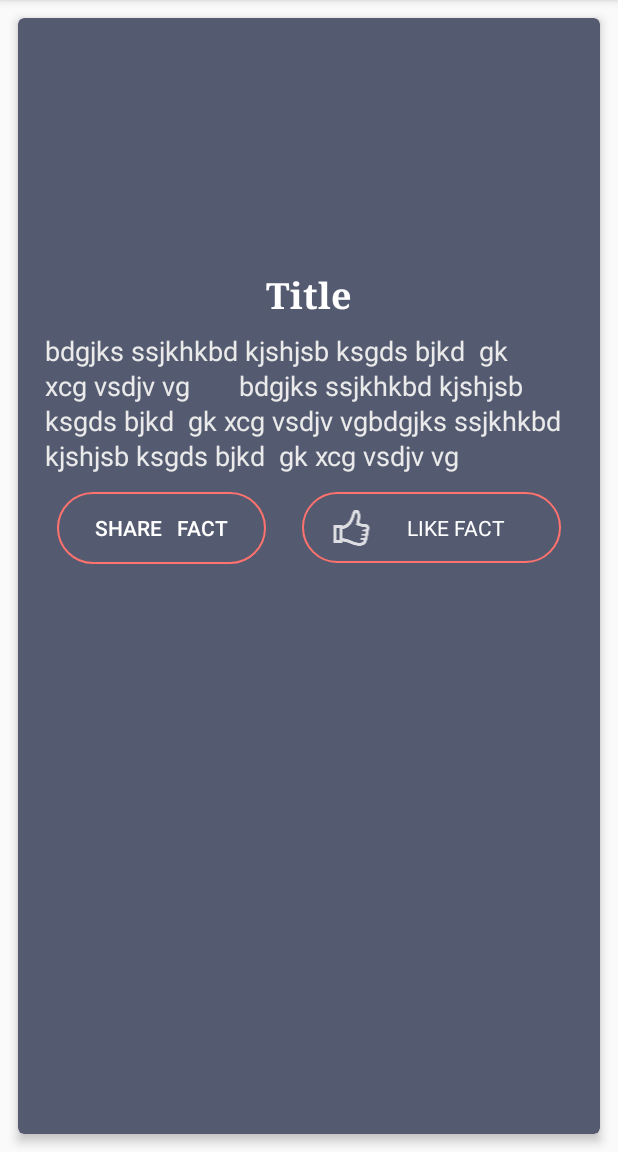
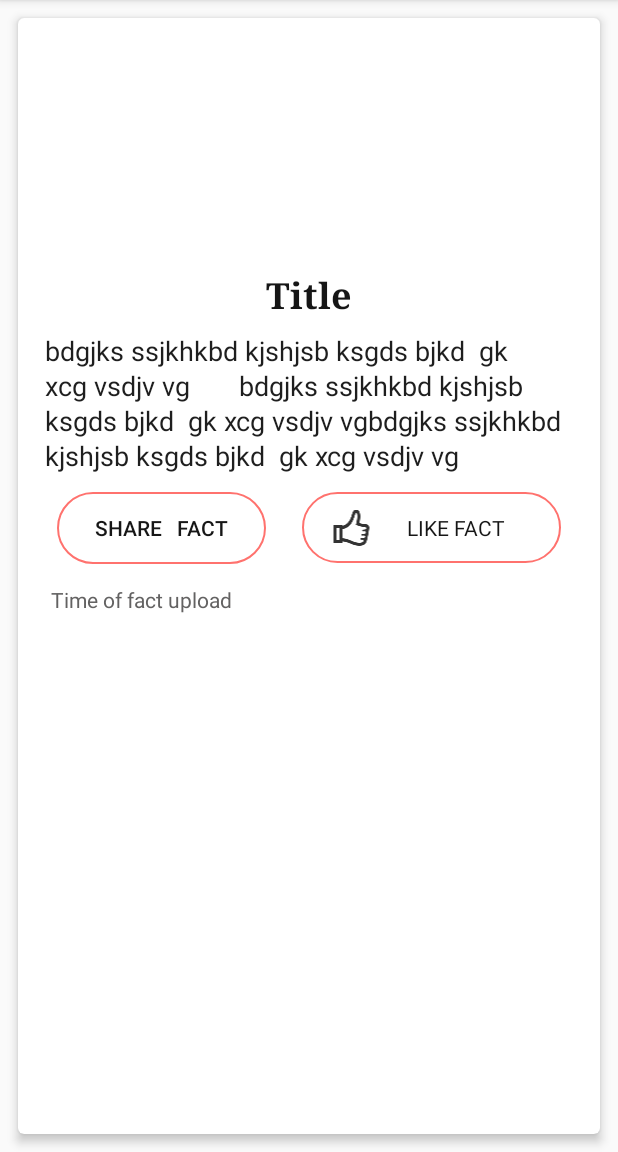
Before and after one commit to GameFever20/HealthFact, an Android app: the fragment HealthFactFragment shown on its own in the app's theme, on a phone screen of 412 x 824 dp, the part 84-1236 px from its top. Run offline under Robolectric (Android 15) with nearby library versions, the phone set to English and light mode, and no system bars; our stand-ins replace Firebase (no records; nobody signed in at launch, a user with empty details on screens opened directly); libraries missing offline, so code that uses them is left out: com.crashlytics.android, com.firebase.ui; pictures from the network do not load; 5 statements that could not run were skipped.

```diff
--- a/app/src/main/java/app/healthfact/craftystudio/healthfact/HealthFactFragment.java
+++ b/app/src/main/java/app/healthfact/craftystudio/healthfact/HealthFactFragment.java
@@ -24,6 +24,9 @@ import android.widget.TextView;
 
 import com.bumptech.glide.Glide;
 import com.bumptech.glide.load.engine.DiskCacheStrategy;
+import com.crashlytics.android.answers.Answers;
+import com.crashlytics.android.answers.ContentViewEvent;
+import com.crashlytics.android.answers.CustomEvent;
 import com.firebase.ui.storage.images.FirebaseImageLoader;
 import com.google.android.gms.tasks.OnCompleteListener;
 import com.google.android.gms.tasks.OnFailureListener;
@@ -71,12 +74,12 @@ public class HealthFactFragment extends Fragment {
             this.healthFact = (HealthFact) getArguments().getSerializable("HealthFact");
         }
 
-        /*
+
         Answers.getInstance().logContentView(new ContentViewEvent()
-                .putContentName(story.getStoryTitle())
-                .putContentId(story.getStoryID())
+                .putContentName(healthFact.getmHealthFactTitle())
+                .putContentId(healthFact.getmHealthFactID())
         );
-*/
+
 
     }
 
@@ -92,6 +95,10 @@ public class HealthFactFragment extends Fragment {
 
         TextView healthFull = (TextView) view.findViewById(R.id.fragment_full_description_textview);
         healthFull.setText(healthFact.getmHealthFactFull());
+
+        TextView healthTimeUpload = (TextView) view.findViewById(R.id.fragment_fact_time_textview);
+        healthTimeUpload.setText(healthFact.getmHealthFactDate());
+
 
         //show image
 
@@ -166,6 +173,10 @@ public class HealthFactFragment extends Fragment {
             public void onLikeUpload(boolean isSuccessful) {
                 if (isSuccessful) {
 
+                    Answers.getInstance().logCustom(new CustomEvent("Content Id " + healthFact.getmHealthFactID())
+                            .putCustomAttribute("Likes", healthFact.getmHealthFactTitle()));
+
+
                 } else {
                     // storyLikesText.setText(story.getStoryLikes()+"");
 
@@ -185,7 +196,7 @@ public class HealthFactFragment extends Fragment {
                         new DynamicLink.SocialMetaTagParameters.Builder()
                                 .setTitle(healthFact.getmHealthFactTitle())
                                 .setDescription(healthFact.getmHealthFactTag())
-                                .setImageUrl(Uri.parse("https://firebasestorage.googleapis.com/v0/b/short-story-c4712.appspot.com/o/ssicon.png?alt=media&token=578b3bd8-6ce7-453b-8855-a44c0e16bd78"))
+                                .setImageUrl(Uri.parse(healthFact.getmHealthImageAddress()))
                                 .build())
                 .setGoogleAnalyticsParameters(
                         new DynamicLink.GoogleAnalyticsParameters.Builder()
@@ -216,6 +227,10 @@ public class HealthFactFragment extends Fragment {
 
 
     private void openShareDialog(Uri shortUrl) {
+
+        Answers.getInstance().logCustom(new CustomEvent("Content Id " + healthFact.getmHealthFactID())
+                .putCustomAttribute("Shares", healthFact.getmHealthFactTitle()));
+
         Intent sharingIntent = new Intent(android.content.Intent.ACTION_SEND);
         sharingIntent.setType("text/plain");
 
--- a/app/src/main/java/app/healthfact/craftystudio/healthfact/MainActivity.java
+++ b/app/src/main/java/app/healthfact/craftystudio/healthfact/MainActivity.java
@@ -78,9 +78,6 @@ public class MainActivity extends AppCompatActivity
 
         //progressbar
         progBar = (ProgressBar) findViewById(R.id.progressBar3);
-
-        //Fabric.with(this, new Crashlytics());
-
         fireBaseHandler = new FireBaseHandler();
 
         openDynamicLink();
@@ -565,4 +562,5 @@ public class MainActivity extends AppCompatActivity
     }
 
 
+
 }
--- a/app/src/main/java/utils/AppRater.java
+++ b/app/src/main/java/utils/AppRater.java
@@ -6,6 +6,9 @@ import android.content.Intent;
 import android.content.SharedPreferences;
 import android.net.Uri;
 import android.support.v7.app.AlertDialog;
+
+import com.crashlytics.android.answers.Answers;
+import com.crashlytics.android.answers.CustomEvent;
 
 public class AppRater {
     private final static String APP_TITLE = "Health Facts";// App Name
@@ -61,7 +64,9 @@ public class AppRater {
                                 editor.putBoolean("dontshowagain", true);
                                 editor.commit();
                             }
+
                             dialog.dismiss();
+
 
                             // FIRE ZE MISSILES!
                         }
--- a/app/src/main/res/layout/content_main.xml
+++ b/app/src/main/res/layout/content_main.xml
@@ -13,7 +13,7 @@
         android:id="@+id/mainActivity_viewpager"
         android:layout_width="match_parent"
         android:layout_height="match_parent"
-        android:background="@color/colorDarkBlue"
+        android:background="@color/colorlightwhite"
         android:visibility="visible"></android.support.v4.view.ViewPager>
 
 
--- a/app/src/main/res/layout/fragment_health_fact.xml
+++ b/app/src/main/res/layout/fragment_health_fact.xml
@@ -9,7 +9,7 @@
         android:layout_width="match_parent"
         android:layout_height="match_parent"
         android:layout_margin="12dp"
-        app:cardBackgroundColor="@color/colorGrayBlue"
+        app:cardBackgroundColor="@color/colorwhite"
         app:cardCornerRadius="4dp"
         app:cardElevation="4dp">
 
@@ -38,7 +38,7 @@
                     android:fontFamily="serif"
                     android:text="Title"
                     android:textAlignment="center"
-                    android:textColor="@color/colorwhite"
+                    android:textColor="@color/colorBlack"
                     android:textSize="24dp"
                     android:textStyle="bold" />
 
@@ -51,8 +51,7 @@
                     android:lineSpacingExtra="2dp"
                     android:text="bdgjks ssjkhkbd kjshjsb ksgds bjkd  gk xcg vsdjv vg       bdgjks ssjkhkbd kjshjsb ksgds bjkd  gk xcg vsdjv vgbdgjks ssjkhkbd kjshjsb ksgds bjkd  gk xcg vsdjv vg"
                     android:textAlignment="textStart"
-                    android:textColor="@color/colorlightwhite"
-                    android:textIsSelectable="true"
+                    android:textColor="@color/colorlightblack"
                     android:textSize="18dp" />
 
                 <LinearLayout
@@ -72,7 +71,7 @@
                         android:layout_weight="1"
                         android:background="@drawable/mybutton"
                         android:text="share   Fact"
-                        android:textColor="@color/colorwhite" />
+                        android:textColor="@color/colorBlack" />
 
                     <LinearLayout
                         android:id="@+id/fragment_Like_Linearlayout"
@@ -91,7 +90,7 @@
                             android:layout_marginLeft="8dp"
                             android:layout_marginTop="8dp"
                             android:layout_weight="2"
-                            android:src="@drawable/ic_action_likes" />
+                            android:src="@drawable/ic_action_like" />
 
                         <TextView
                             android:id="@+id/fragment_like_textview"
@@ -103,13 +102,27 @@
                             android:layout_marginTop="14dp"
                             android:layout_weight="1"
                             android:text="LIKE FACT"
-                            android:textColor="@color/colorwhite"
+                            android:textColor="@color/colorBlack"
                             android:textSize="14dp" />
 
 
                     </LinearLayout>
 
                 </LinearLayout>
+
+
+                <TextView
+                    android:id="@+id/fragment_fact_time_textview"
+                    android:layout_width="match_parent"
+                    android:layout_height="wrap_content"
+                    android:layout_marginBottom="14dp"
+                    android:layout_marginLeft="8dp"
+                    android:layout_marginRight="8dp"
+                    android:layout_marginTop="2dp"
+                    android:text="Time of fact upload"
+                    android:textAlignment="textStart"
+                    android:textColor="@color/colorblackish"
+                    android:textSize="14dp" />
 
 
             </LinearLayout>
--- a/app/src/main/res/layout/splash_main.xml
+++ b/app/src/main/res/layout/splash_main.xml
@@ -11,7 +11,7 @@
         android:layout_height="match_parent"
         android:layout_centerInParent="true"
         android:scaleType="centerCrop"
-        android:src="@drawable/newsplash"
+        android:src="@drawable/splashscreen_nn"
 
         />
 
--- a/app/src/main/res/values/colors.xml
+++ b/app/src/main/res/values/colors.xml
@@ -9,7 +9,13 @@
     <color name="colorGrayBlue">#545a70</color>
 
     <color name="colorwhite">#ffffff</color>
-    <color name="colorlightwhite">#eaeaea</color>
+    <color name="colorlightwhite">#dfdfdf</color>
+
+
+    <color name="colorBlack">#161616</color>
+    <color name="colorlightblack">#1e1e1e</color>
+    <color name="colorblackish">#636262</color>
+
 
     <color name="colorgreenish">#2fa3a0</color>
 
```
Also changed, not shown: app/src/main/ic_launcher-web.png (added), app/src/main/res/drawable-v21/image.jpg (deleted), app/src/main/res/drawable-v21/newsplash.jpg (deleted), app/src/main/res/drawable-v21/splash_screen_jpg.jpg (deleted), app/src/main/res/drawable-v21/splashscreen_nn.png (added), app/src/main/res/mipmap-hdpi/ic_launcher.png, app/src/main/res/mipmap-mdpi/ic_launcher.png, app/src/main/res/mipmap-xhdpi/ic_launcher.png, app/src/main/res/mipmap-xxhdpi/ic_launcher.png, app/src/main/res/mipmap-xxxhdpi/ic_launcher.png.
